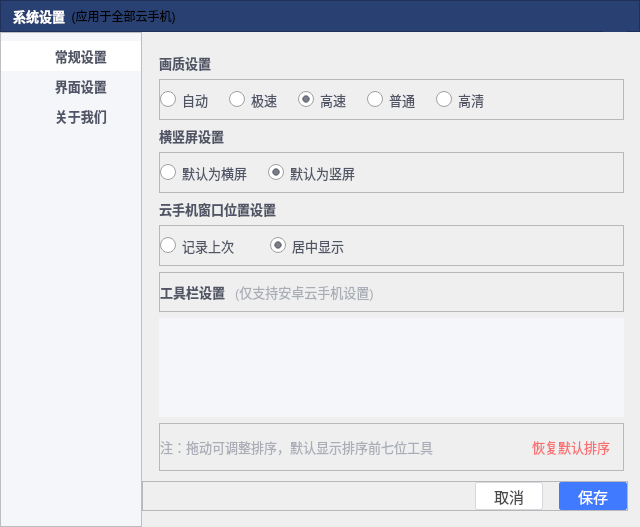
The window that systemsettingwidget.ui (ZhouMei20220810/TEST) describes before a commit, drawn with Qt 5.
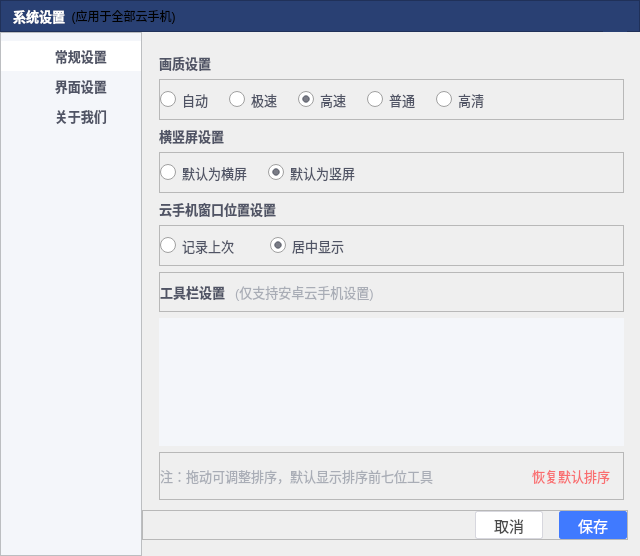
The same window after the commit. The open tabs and pages were chosen to show the change. Icons and pictures are not drawn.

Patch:
```diff
--- a/systemsettingwidget.ui
+++ b/systemsettingwidget.ui
@@ -2016,6 +2016,12 @@
            </item>
            <item>
             <widget class="QListWidget" name="listWidget">
+             <property name="minimumSize">
+              <size>
+               <width>0</width>
+               <height>128</height>
+              </size>
+             </property>
              <property name="styleSheet">
               <string notr="true">color:#A9ADB6;border:none;background-color:#F4F6FA;</string>
              </property>
```
